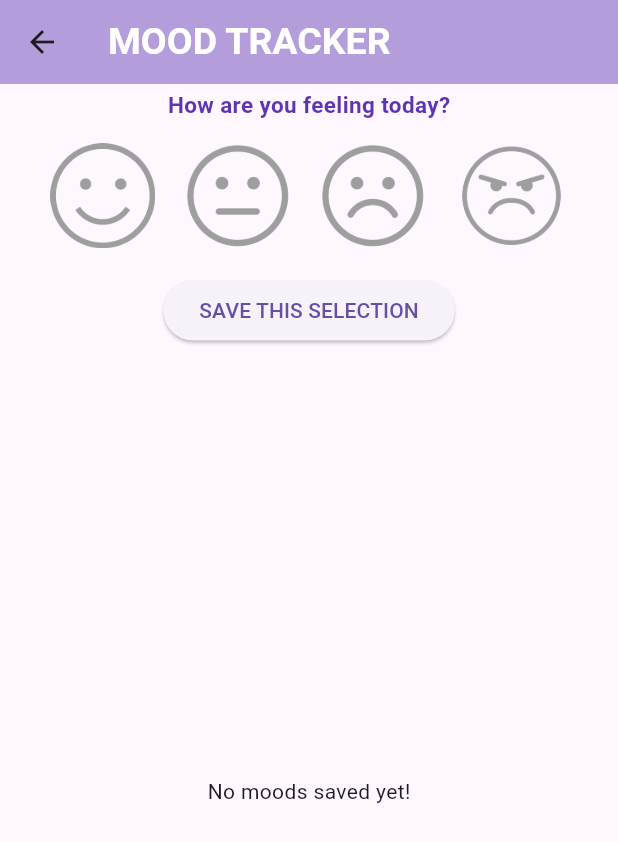
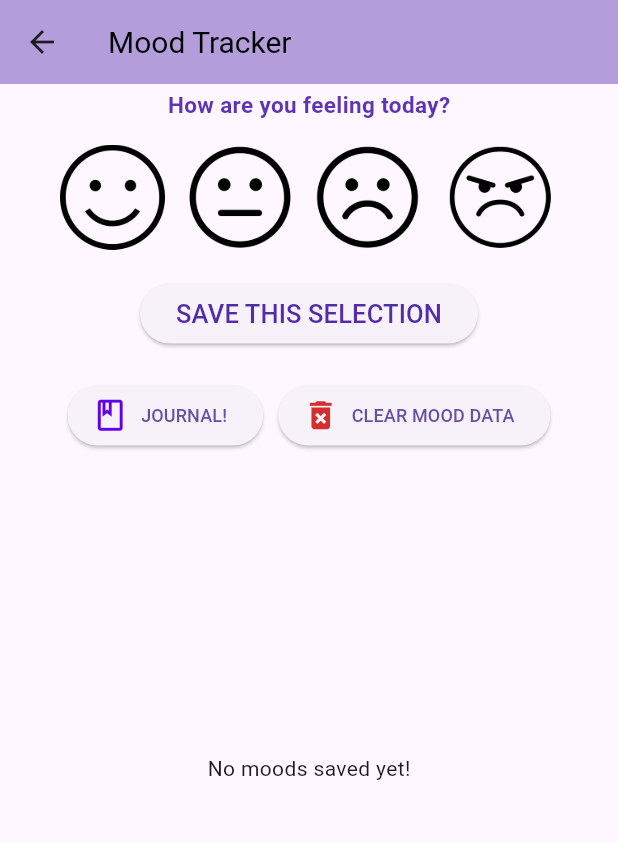
Before and after one commit to juliaetz/stressReliefApp, a Flutter app: the MoodTrackerView screen opened directly, on a phone screen of 412 x 824 dp. Shown: the top 842 px of the screen. Run offline on Flutter 3.47's test engine with Material 3 defaults, Android fonts, the phone set to English and light mode, and no system bars; our stand-ins replace cloud_firestore, firebase_core, fl_chart, table_calendar; accounts and stored records are empty.

Commit message:
added delete function, added and customized buttons

```diff
--- a/lib/presenter/mood_tracker_presenter.dart
+++ b/lib/presenter/mood_tracker_presenter.dart
@@ -19,5 +19,13 @@ class MoodTrackerPresenter {
     });
   }
 
+  // CLEAR ALL MOODS
+  Future<void> clearAllMoods() async{
+    var querySnapshot = await firestore.collection('Mood').get();
+    for(var doc in querySnapshot.docs){
+      await doc.reference.delete();
+    }
+  }
+
 
 }
--- a/lib/view/mood_tracker_screen/mood_tracker_view.dart
+++ b/lib/view/mood_tracker_screen/mood_tracker_view.dart
@@ -2,6 +2,7 @@ import 'package:cloud_firestore/cloud_firestore.dart';
 import 'package:flutter/material.dart';
 import 'package:stress_managment_app/model/mood_tracker_model.dart';
 import 'package:stress_managment_app/presenter/mood_tracker_presenter.dart';
+import 'package:stress_managment_app/view/homePage_view.dart';
 import 'package:stress_managment_app/view/mood_tracker_screen/mood_tracker_chart.dart';
 
 
@@ -22,6 +23,54 @@ class _MoodTrackerPageState extends State<MoodTrackerView>{
   MoodType? _selectedMood;
 
 
+
+
+  // CLEAR ALL MOODS
+  void _clearSelection(){
+    setState((){
+      _selectedMood = null;
+    });
+  }
+
+  // CONFIRMATION TO DELETE ALL MOODS
+  void _showConfirmDialog(){
+    showDialog(
+      context: context,
+      builder: (BuildContext context){
+        return AlertDialog(
+          title: Text("CONFIRM DELETION"),
+          content: Text("Are you sure you would like to delete ALL mood data? This action CANNOT be undone!"),
+          actions: [
+            TextButton(
+              onPressed: (){
+                // CANCEL BUTTON
+                Navigator.of(context).pop();
+              },
+              child: Text("CANCEL"),
+            ),
+            TextButton(
+              onPressed: () async{
+                // DELETE ALL MOODS AND CLOSE DIALOG BOX
+                Navigator.of(context).pop();
+                await _clearMoodData();
+              },
+              child: Text("DELETE ALL")
+            ),
+          ],);
+      });
+  }
+
+  // CLEAR MOOD DATA FROM FIRESTORE DATABASE
+  Future<void> _clearMoodData() async{
+    await _presenter.clearAllMoods();
+    ScaffoldMessenger.of(context).showSnackBar(
+      SnackBar(content: Text("All mood entries have been cleared!")),
+    );
+  }
+
+
+
+
   void _saveMood(){
     if(_selectedMood != null){
       // CONVERT ENUM TO A STRING
@@ -39,11 +88,11 @@ class _MoodTrackerPageState extends State<MoodTrackerView>{
     return Scaffold(
       appBar: AppBar(
         backgroundColor: Colors.deepPurple[200],
-        title: Text("MOOD TRACKER",
+        title: Text("Mood Tracker",
           style: TextStyle(
-            fontSize: 25,
-            fontWeight: FontWeight.bold,
-            color: Colors.white,
+            fontSize: 20,
+            fontWeight: FontWeight.w400,
+            color: Colors.black,
           )),
       ),
       body: Column(
@@ -72,11 +121,11 @@ class _MoodTrackerPageState extends State<MoodTrackerView>{
                   'lib/view/mood_tracker_screen/face_icons/happiness.png',
                   width: 70,
                   height: 70,
-                  color: _selectedMood == MoodType.happy ? Colors.greenAccent[400] : Colors.grey
+                  color: _selectedMood == MoodType.happy ? Colors.greenAccent[400] : Colors.black
                 ),
               ),
 
-              SizedBox(width: 20),   // SPACING
+              SizedBox(width: 15),   // SPACING
 
 
               // NEUTRAL ICON BUTTON
@@ -91,11 +140,11 @@ class _MoodTrackerPageState extends State<MoodTrackerView>{
                   'lib/view/mood_tracker_screen/face_icons/neutral-face.png',
                   width: 70,
                   height: 70,
-                  color: _selectedMood == MoodType.neutral ? Colors.yellow[600] : Colors.grey
+                  color: _selectedMood == MoodType.neutral ? Colors.yellow[600] : Colors.black
                 ),
               ),
 
-              SizedBox(width: 20),    // SPACING
+              SizedBox(width: 15),    // SPACING
 
 
               // SAD ICON BUTTON
@@ -110,11 +159,11 @@ class _MoodTrackerPageState extends State<MoodTrackerView>{
                   'lib/view/mood_tracker_screen/face_icons/sad-face.png',
                   width: 70,
                   height: 70,
-                  color: _selectedMood == MoodType.sad ? Colors.cyan[700] : Colors.grey
+                  color: _selectedMood == MoodType.sad ? Colors.cyan[700] : Colors.black
                 ),
               ),
 
-              SizedBox(width: 20),  // SPACING
+              SizedBox(width: 15),  // SPACING
 
 
               // ANGRY ICON BUTTON
@@ -127,20 +176,55 @@ class _MoodTrackerPageState extends State<MoodTrackerView>{
                 child:
                 Image.asset(
                   'lib/view/mood_tracker_screen/face_icons/angry.png',
-                  width: 75,
-                  height: 75,
-                  color: _selectedMood == MoodType.angry ? Colors.pink[700] : Colors.grey
+                  width: 77,
+                  height: 77,
+                  color: _selectedMood == MoodType.angry ? Colors.pink[700] : Colors.black
                 ),
               ),
 
 
             ],),
 
+
             // SAVES MOOD
               SizedBox(height: 15),
               ElevatedButton(
                 onPressed: _saveMood,
-                child: Text('SAVE THIS SELECTION'),
+                child: Text('SAVE THIS SELECTION', style: TextStyle(fontSize: 17, color: Colors.deepPurple[700])),
+              ),
+
+              SizedBox(height: 20),
+
+
+              // ADDITIONAL BUTTONS
+              Row(
+                mainAxisAlignment: MainAxisAlignment.center,
+                children: [
+
+                  // BUTTON TO NAVIGATE TO JOURNAL PAGE (WILL ADD WHEN IT'S READY!)
+                  ElevatedButton.icon(
+                    icon: Icon(Icons.book_outlined, color: Colors.deepPurpleAccent[700], size: 25),
+                    label: Text("JOURNAL!", style: TextStyle(fontSize: 12)),
+                    onPressed: (){
+                      Navigator.push(
+                      context,
+                      MaterialPageRoute(builder:(context) => HomePage(),)
+                      );
+                    }
+                  ),
+
+                  SizedBox(width: 10),  // SPACING
+
+
+                   // BUTTON TO CLEAR ALL MOOD DATA
+                  ElevatedButton.icon(
+                  onPressed: _showConfirmDialog,
+                  icon: Icon(Icons.delete_forever, color: Colors.red[700], size: 25),
+                  label: Text("CLEAR MOOD DATA", style: TextStyle(fontSize: 12)),
+                  ),
+
+
+                ]
               ),
 
 
@@ -189,6 +273,15 @@ class _MoodTrackerPageState extends State<MoodTrackerView>{
                 )),
 
 
+                SizedBox(height: 100),  // SPACING
+
+
+                // BUTTON TO NAVIGATE TO MOOD HISTORY PAGE
+
+
+
+
+
         ],)
     );
   }
```
Also changed, not shown: lib/view/mood_tracker_screen/mood_tracker_chart.dart (+12 -10 lines), 1 other file.
